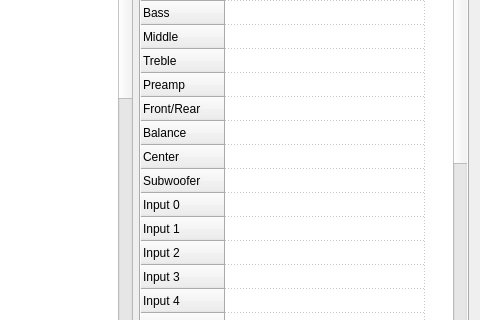
Before: the Qt Designer form editor/mainwindow.ui in WiseLord/ampcontrol, drawn with Qt 5; both pictures show x 288 to 768 and y 97 to 417 of the 768 by 512 pixel window.
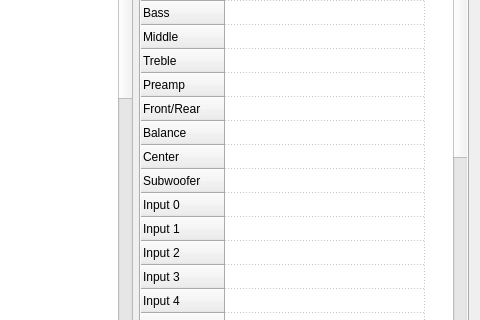
After: the same form once the commit is applied. Icons and pictures are not drawn.

Commit message: Separate string for short weekdays

```diff
--- a/editor/mainwindow.ui
+++ b/editor/mainwindow.ui
@@ -345,6 +345,11 @@
             <string>Timer</string>
            </property>
           </row>
+          <row>
+           <property name="text">
+            <string>Weekdays</string>
+           </property>
+          </row>
           <column>
            <property name="text">
             <string>Translation</string>
```
The commit also changes 8 other files.
